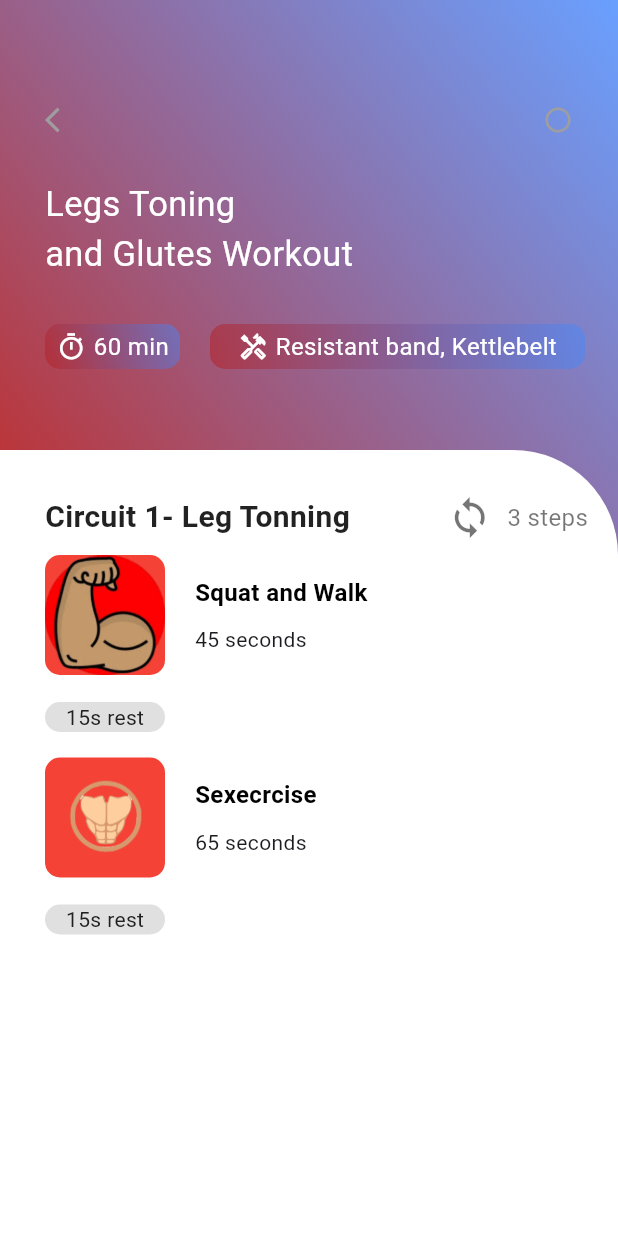
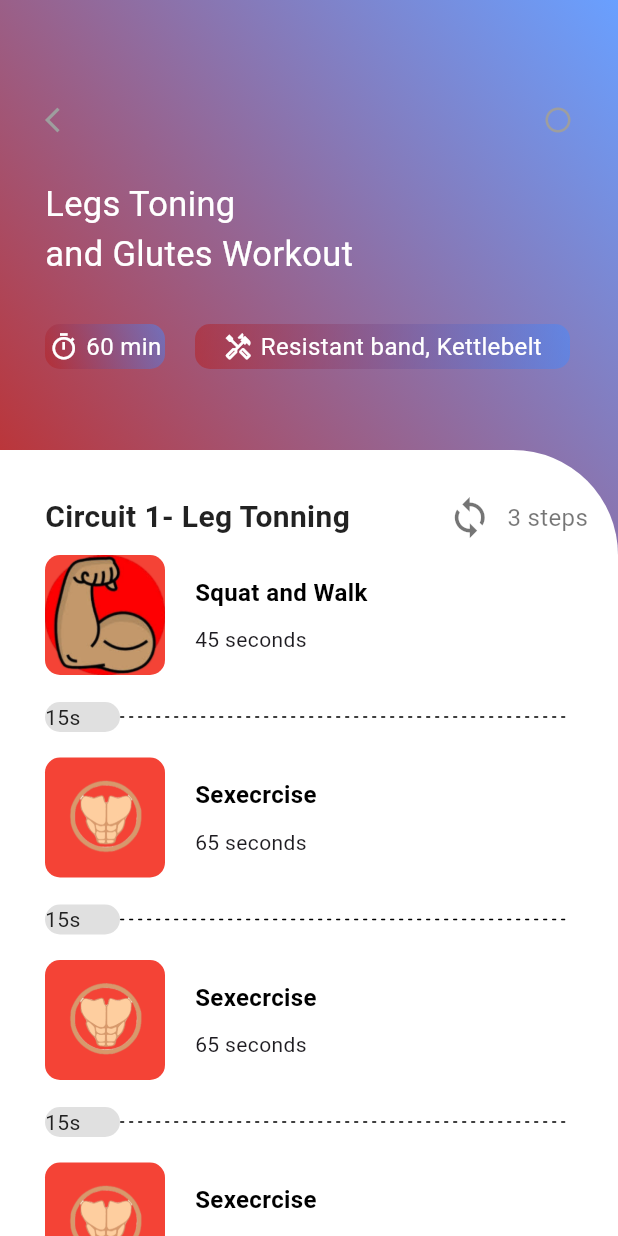
Before and after one commit to fersilva362/fitness-app, a Flutter app: the VideoInfo screen opened directly, on a phone screen of 412 x 824 dp. Run offline on Flutter 3.47's test engine with Material 2 defaults, Android fonts, the phone set to English and light mode, and no system bars; our stand-ins replace get, video_player.

Commit message:
second-part

```diff
--- a/lib/main.dart
+++ b/lib/main.dart
@@ -35,7 +35,7 @@ class MyApp extends StatelessWidget {
         colorScheme: ColorScheme.fromSeed(seedColor: Colors.deepPurple),
         useMaterial3: true,
       ),
-      home: const VideoInfo(),
+      home: const HomePage(),
     );
   }
 }
--- a/lib/view/components/video_info.dart
+++ b/lib/view/components/video_info.dart
@@ -2,6 +2,9 @@ import 'dart:convert';
 import 'dart:developer' as devtool show log;
 import 'package:flutter/material.dart';
 import 'package:get/get.dart';
+import 'package:video_player/video_player.dart';
+
+import 'videopage/video_first_container.dart';
 
 class VideoInfo extends StatefulWidget {
   const VideoInfo({super.key});
@@ -11,25 +14,22 @@ class VideoInfo extends StatefulWidget {
 }
 
 class _VideoInfoState extends State<VideoInfo> {
-  List videoInfo = [
-    {
-      "title": "Squat and Walk",
-      "time": "45 seconds",
-      "thumbail": "assets/images/arm.png",
-      "videUrl": "https://www.youtube.com/watch?v=aclHkVaku9U"
-    },
-    {
-      "title": "Sexecrcise",
-      "time": "65 seconds",
-      "thumbail": "assets/images/abs.png",
-      "videUrl": "https://www.youtube.com/watch?v=OXQ5ee6p9ZA"
-    }
-  ];
+  bool _playView = false;
+  List videoInfo = [];
+
+  late VideoPlayerController _controller;
+
+  // ignore: prefer_final_fields
+  bool _isPlaying = false;
+
+  int _isPlayingIndex = -1;
   void _initData() async {
     await DefaultAssetBundle.of(context)
         .loadString('json/videoinfo.json')
         .then((value) {
+      setState(() {
         videoInfo = jsonDecode(value);
+      });
       devtool.log(videoInfo.toString());
     });
   }
@@ -42,139 +42,24 @@ class _VideoInfoState extends State<VideoInfo> {
 
   @override
   Widget build(BuildContext context) {
-    devtool.log(videoInfo.length.toString());
+    devtool.log(_isPlayingIndex.toString());
     return Scaffold(
       body: Container(
-        decoration: BoxDecoration(
-          gradient: LinearGradient(colors: [
+        decoration: !_playView
+            ? BoxDecoration(
+                gradient: LinearGradient(
+                    colors: [
                       Colors.red.shade900.withOpacity(0.9),
                       Colors.blueAccent.shade200.withOpacity(0.8),
-          ], begin: const FractionalOffset(0.0, 0.4), end: Alignment.topRight),
+                    ],
+                    begin: const FractionalOffset(0.0, 0.4),
+                    end: Alignment.topRight),
+              )
+            : BoxDecoration(
+                color: Colors.blueAccent.shade200.withOpacity(0.8),
               ),
         child: Column(children: [
-          Container(
-            width: MediaQuery.of(context).size.width,
-            padding: const EdgeInsets.only(top: 70, left: 30, right: 30),
-            height: 300,
-            child: Column(
-              crossAxisAlignment: CrossAxisAlignment.start,
-              children: [
-                Row(
-                  children: [
-                    InkWell(
-                      onTap: () => Get.back(),
-                      child: const Icon(
-                        Icons.arrow_back_ios,
-                        size: 20,
-                        color: Colors.grey,
-                      ),
-                    ),
-                    Expanded(
-                      child: Container(),
-                    ),
-                    const Icon(
-                      Icons.circle_outlined,
-                      size: 20,
-                      color: Colors.grey,
-                    ),
-                  ],
-                ),
-                const SizedBox(
-                  height: 30,
-                ),
-                const Text(
-                  'Legs Toning ',
-                  style: TextStyle(
-                    fontSize: 23.0,
-                    color: Colors.white,
-                  ),
-                ),
-                const Text(
-                  'and Glutes Workout ',
-                  style: TextStyle(
-                    fontSize: 23.0,
-                    color: Colors.white,
-                  ),
-                ),
-                const SizedBox(
-                  height: 30,
-                ),
-                Row(
-                  children: [
-                    Container(
-                      width: 90,
-                      height: 30,
-                      decoration: BoxDecoration(
-                          borderRadius: BorderRadius.circular(10),
-                          gradient: LinearGradient(
-                              colors: [
-                                Colors.red.shade900.withOpacity(0.5),
-                                Colors.blueAccent.shade200.withOpacity(0.5),
-                              ],
-                              begin: Alignment.bottomLeft,
-                              end: Alignment.topRight)),
-                      child: const Row(
-                        mainAxisAlignment: MainAxisAlignment.center,
-                        children: [
-                          Icon(
-                            Icons.timer_outlined,
-                            size: 20,
-                            color: Colors.white,
-                          ),
-                          SizedBox(
-                            width: 5,
-                          ),
-                          Text(
-                            '60 min',
-                            style: TextStyle(
-                              fontSize: 16,
-                              color: Colors.white,
-                            ),
-                          ),
-                        ],
-                      ),
-                    ),
-                    const SizedBox(
-                      width: 20,
-                    ),
-                    Container(
-                      width: 250,
-                      height: 30,
-                      decoration: BoxDecoration(
-                          borderRadius: BorderRadius.circular(10),
-                          gradient: LinearGradient(
-                              colors: [
-                                Colors.red.shade900.withOpacity(0.5),
-                                Colors.blueAccent.shade200.withOpacity(0.5),
-                              ],
-                              begin: Alignment.bottomLeft,
-                              end: Alignment.topRight)),
-                      child: const Row(
-                        mainAxisAlignment: MainAxisAlignment.center,
-                        children: [
-                          Icon(
-                            Icons.handyman_outlined,
-                            size: 20,
-                            color: Colors.white,
-                          ),
-                          SizedBox(
-                            width: 5,
-                          ),
-                          Text(
-                            'Resistant band, Kettlebelt',
-                            style: TextStyle(
-                              fontSize: 16,
-                              color: Colors.white,
-                            ),
-                          ),
-                        ],
-                      ),
-                    )
-                  ],
-                )
-              ],
-            ),
-          ),
+          !_playView ? const VideoFirstContainer() : _videoPlayScreen(),
           Expanded(
             child: Container(
               decoration: const BoxDecoration(
@@ -233,8 +118,25 @@ class _VideoInfoState extends State<VideoInfo> {
                       itemCount: videoInfo.length,
                       itemBuilder: (context, index) {
                         return GestureDetector(
-                          onTap: () => devtool.log('click'),
-                          child: Container(
+                            onTap: () => setState(() {
+                                  _playView = true;
+                                  _onTapVideo(index);
+                                }),
+                            child: _videoGestureContainer(index));
+                      },
+                    ),
+                  ),
+                ],
+              ),
+            ),
+          )
+        ]),
+      ),
+    );
+  }
+
+  _videoGestureContainer(int index) {
+    return Container(
       height: 135,
       width: 200,
       child: Column(
@@ -246,18 +148,15 @@ class _VideoInfoState extends State<VideoInfo> {
                 height: 80,
                 decoration: BoxDecoration(
                     color: Colors.red,
-                                          borderRadius:
-                                              BorderRadius.circular(10),
+                    borderRadius: BorderRadius.circular(10),
                     image: DecorationImage(
-                                              image: AssetImage(videoInfo[index]
-                                                  ['thumbail']))),
+                        image: AssetImage(videoInfo[index]['thumbail']))),
               ),
               const SizedBox(
                 width: 20,
               ),
               Column(
-                                      crossAxisAlignment:
-                                          CrossAxisAlignment.start,
+                crossAxisAlignment: CrossAxisAlignment.start,
                 children: [
                   Text(
                     videoInfo[index]['title'],
@@ -280,7 +179,7 @@ class _VideoInfoState extends State<VideoInfo> {
           Row(
             children: [
               Container(
-                                      width: 80,
+                width: 50,
                 height: 20,
                 decoration: BoxDecoration(
                   borderRadius: BorderRadius.circular(10),
@@ -289,26 +188,263 @@ class _VideoInfoState extends State<VideoInfo> {
                 child: Center(
                   child: Text(
                     '15s rest',
-                                          style: TextStyle(
-                                              color: Colors.grey.shade900),
+                    style: TextStyle(color: Colors.grey.shade900),
                   ),
                 ),
+              ),
+              Row(children: [
+                for (int i = 0; i < 100; i++)
+                  i.isEven
+                      ? Container(
+                          height: 1,
+                          width: 3,
+                          decoration: BoxDecoration(
+                              borderRadius: BorderRadius.circular(10),
+                              color: Colors.black),
                         )
+                      : Container(
+                          height: 1,
+                          width: 3,
+                          color: Colors.white,
+                        )
+              ])
             ],
           )
         ],
       ),
+    );
+  }
+
+  void _onTapVideo(int index) {
+    _controller = VideoPlayerController.networkUrl(
+        Uri.parse(videoInfo[index]['videoUrl']))
+      //_controller = VideoPlayerController.asset('assets\videos\bee.mp4')
+      ..initialize().then((_) {
+        _isPlayingIndex = index;
+        _controller.addListener(_onControllerUpdate);
+        setState(() {
+          _controller.play();
+        });
+      });
+  }
+
+  _videoPlayScreen() {
+    return SafeArea(
+      child: Container(
+        height: 350,
+        decoration: BoxDecoration(
+          color: Colors.blueAccent.shade200.withOpacity(0.8),
         ),
-                        );
+        child: Column(
+          children: [
+            Container(
+              child: Padding(
+                padding: const EdgeInsets.symmetric(
+                  vertical: 18.0,
+                  horizontal: 10,
+                ),
+                child: Row(
+                  children: [
+                    InkWell(
+                        onTap: () {
+                          Get.back();
                         },
+                        child: const Icon(
+                          Icons.arrow_back_ios,
+                          size: 20,
+                          color: Colors.grey,
+                        )),
+                    Expanded(
+                      child: Container(),
                     ),
+                    const Icon(
+                      Icons.info_outline,
+                      size: 20,
+                      color: Colors.grey,
                     ),
                   ],
                 ),
               ),
-          )
-        ]),
+            ),
+            _playVideoView(),
+            _controlVideoView(),
+          ],
+        ),
+      ),
+    );
+  }
+
+  _playVideoView() {
+    final controller = _controller;
+    if (controller.value.isInitialized) {
+      return AspectRatio(aspectRatio: 16 / 9, child: VideoPlayer(controller));
+    } else {
+      devtool.log('controller is ${_controller.toString()}');
+      return const AspectRatio(
+        aspectRatio: 16 / 9,
+        child: Center(
+          child: Text(
+            'It is loading...',
+            style: TextStyle(
+              fontSize: 16,
+              fontWeight: FontWeight.w600,
+              color: Colors.white,
+            ),
+          ),
         ),
       );
     }
   }
+
+  _onControllerUpdate() {
+    final controller = _controller;
+    if (!controller.value.isInitialized) {
+      return;
+    }
+    final isPlaying = controller.value.isPlaying;
+    _isPlaying = isPlaying;
+  }
+
+  _controlVideoView() {
+    final noMute = (_controller.value.volume) > 0;
+    return Container(
+      height: 40,
+      width: MediaQuery.of(context).size.width,
+      child: Row(
+        mainAxisAlignment: MainAxisAlignment.center,
+        children: [
+          InkWell(
+            onTap: () {
+              if (noMute) {
+                _controller.setVolume(0);
+              } else {
+                _controller.setVolume(1);
+              }
+              devtool.log(noMute.toString());
+              setState(() {});
+              devtool.log(noMute.toString());
+            },
+            child: Padding(
+              padding: const EdgeInsets.symmetric(horizontal: 12, vertical: 8),
+              child: Container(
+                decoration: BoxDecoration(
+                  shape: BoxShape.circle,
+                  boxShadow: [
+                    BoxShadow(blurRadius: 4, color: Colors.blue.shade400),
+                  ],
+                ),
+                child: Icon(
+                  noMute ? Icons.volume_off : Icons.volume_up,
+                  size: 36,
+                  color: Colors.white,
+                ),
+              ),
+            ),
+          ),
+          TextButton(
+            onPressed: () {
+              final prevIndex = _isPlayingIndex - 1;
+
+              if (prevIndex < 0) {
+                Get.snackbar('', 'no more video are available',
+                    snackPosition: SnackPosition.TOP,
+                    backgroundColor: Colors.blue.shade300,
+                    colorText: Colors.black,
+                    icon: const Icon(
+                      Icons.face,
+                      size: 26,
+                      color: Colors.black87,
+                    ),
+                    titleText: const Text(
+                      'Video',
+                      style: TextStyle(
+                        fontSize: 30,
+                        color: Colors.black,
+                      ),
+                    ),
+                    padding: const EdgeInsets.all(10),
+                    messageText: const Text(
+                      'no more video are available',
+                      style: TextStyle(
+                        fontSize: 20,
+                        color: Colors.black,
+                      ),
+                    ));
+              } else {
+                _onTapVideo(prevIndex);
+              }
+            },
+            child: const Icon(
+              Icons.fast_rewind_outlined,
+              size: 36,
+              color: Colors.white,
+            ),
+          ),
+          TextButton(
+            onPressed: () async {
+              if (_isPlaying) {
+                setState(() {
+                  _isPlaying = false;
+                });
+                await _controller.pause();
+              } else {
+                setState(() {
+                  _isPlaying = true;
+                });
+                await _controller.play();
+              }
+            },
+            child: Icon(
+              !_isPlaying
+                  ? Icons.play_arrow_outlined
+                  : Icons.pause_circle_outline,
+              size: 36,
+              color: Colors.white,
+            ),
+          ),
+          TextButton(
+            onPressed: () {
+              final nextIndex = _isPlayingIndex + 1;
+              devtool.log(nextIndex.toString());
+
+              if (nextIndex >= videoInfo.length) {
+                Get.snackbar('', 'no more video are available',
+                    snackPosition: SnackPosition.TOP,
+                    backgroundColor: Colors.blue.shade300,
+                    colorText: Colors.black,
+                    icon: const Icon(
+                      Icons.face,
+                      size: 26,
+                      color: Colors.black87,
+                    ),
+                    titleText: const Text(
+                      'Video',
+                      style: TextStyle(
+                        fontSize: 30,
+                        color: Colors.black,
+                      ),
+                    ),
+                    padding: const EdgeInsets.all(10),
+                    messageText: const Text(
+                      'no more video are available',
+                      style: TextStyle(
+                        fontSize: 20,
+                        color: Colors.black,
+                      ),
+                    ));
+              } else {
+                _onTapVideo(nextIndex);
+              }
+            },
+            child: const Icon(
+              Icons.fast_forward_outlined,
+              size: 36,
+              color: Colors.white,
+            ),
+          ),
+          Expanded(child: Container())
+        ],
+      ),
+    );
+  }
+}
--- /dev/null
+++ b/lib/view/components/videopage/video_first_container.dart
@@ -0,0 +1,127 @@
+import 'package:flutter/material.dart';
+import 'package:get/get.dart';
+
+class VideoFirstContainer extends StatelessWidget {
+  const VideoFirstContainer({super.key});
+
+  @override
+  Widget build(BuildContext context) {
+    return Container(
+      width: MediaQuery.of(context).size.width,
+      padding: const EdgeInsets.only(top: 70, left: 30, right: 30),
+      height: 300,
+      child: Column(
+        crossAxisAlignment: CrossAxisAlignment.start,
+        children: [
+          Row(
+            children: [
+              InkWell(
+                onTap: () => Get.back(),
+                child: const Icon(
+                  Icons.arrow_back_ios,
+                  size: 20,
+                  color: Colors.grey,
+                ),
+              ),
+              Expanded(
+                child: Container(),
+              ),
+              const Icon(
+                Icons.circle_outlined,
+                size: 20,
+                color: Colors.grey,
+              ),
+            ],
+          ),
+          const SizedBox(
+            height: 30,
+          ),
+          const Text(
+            'Legs Toning ',
+            style: TextStyle(
+              fontSize: 23.0,
+              color: Colors.white,
+            ),
+          ),
+          const Text(
+            'and Glutes Workout ',
+            style: TextStyle(
+              fontSize: 23.0,
+              color: Colors.white,
+            ),
+          ),
+          const SizedBox(
+            height: 30,
+          ),
+          Row(
+            children: [
+              Container(
+                width: 80,
+                height: 30,
+                decoration: BoxDecoration(
+                    borderRadius: BorderRadius.circular(10),
+                    gradient: LinearGradient(colors: [
+                      Colors.red.shade900.withOpacity(0.5),
+                      Colors.blueAccent.shade200.withOpacity(0.5),
+                    ], begin: Alignment.bottomLeft, end: Alignment.topRight)),
+                child: const Row(
+                  mainAxisAlignment: MainAxisAlignment.center,
+                  children: [
+                    Icon(
+                      Icons.timer_outlined,
+                      size: 20,
+                      color: Colors.white,
+                    ),
+                    SizedBox(
+                      width: 5,
+                    ),
+                    Text(
+                      '60 min',
+                      style: TextStyle(
+                        fontSize: 16,
+                        color: Colors.white,
+                      ),
+                    ),
+                  ],
+                ),
+              ),
+              const SizedBox(
+                width: 20,
+              ),
+              Container(
+                width: 250,
+                height: 30,
+                decoration: BoxDecoration(
+                    borderRadius: BorderRadius.circular(10),
+                    gradient: LinearGradient(colors: [
+                      Colors.red.shade900.withOpacity(0.5),
+                      Colors.blueAccent.shade200.withOpacity(0.5),
+                    ], begin: Alignment.bottomLeft, end: Alignment.topRight)),
+                child: const Row(
+                  mainAxisAlignment: MainAxisAlignment.center,
+                  children: [
+                    Icon(
+                      Icons.handyman_outlined,
+                      size: 20,
+                      color: Colors.white,
+                    ),
+                    SizedBox(
+                      width: 5,
+                    ),
+                    Text(
+                      'Resistant band, Kettlebelt',
+                      style: TextStyle(
+                        fontSize: 16,
+                        color: Colors.white,
+                      ),
+                    ),
+                  ],
+                ),
+              )
+            ],
+          )
+        ],
+      ),
+    );
+  }
+}
--- a/pubspec.yaml
+++ b/pubspec.yaml
@@ -38,6 +38,7 @@ dependencies:
   stream_feed_flutter_core: ^0.8.0
   image_picker: ^0.8.4+4
   get: ^4.6.5
+  video_player: ^2.7.0
 
 dev_dependencies:
   flutter_test:
@@ -64,6 +65,7 @@ flutter:
   # To add assets to your application, add an assets section, like this:
   assets:
       - assets/images/
+      - assets/videos/
       - json/
   #   - images/a_dot_ham.jpeg
 
```
Also changed, not shown: json/videoinfo.json (+32 -2 lines), lib/view/home_page.dart (+11 -9 lines), lib/view/components/homepage/first_container.dart (renamed from lib/view/components/first_container.dart), lib/view/components/homepage/second_container.dart (renamed from lib/view/components/second_container.dart), lib/view/components/homepage/third_container_list_view.dart (renamed from lib/view/components/third_container_list_view.dart), pubspec.lock, 3 other files. Lines whose indentation alone changed are shown as unchanged.
